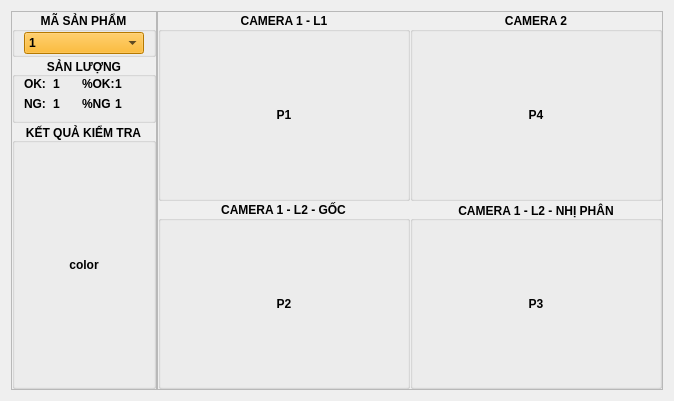
Above: UI/home.ui from hhken572/WRMC before the change. Below: the same form after it.
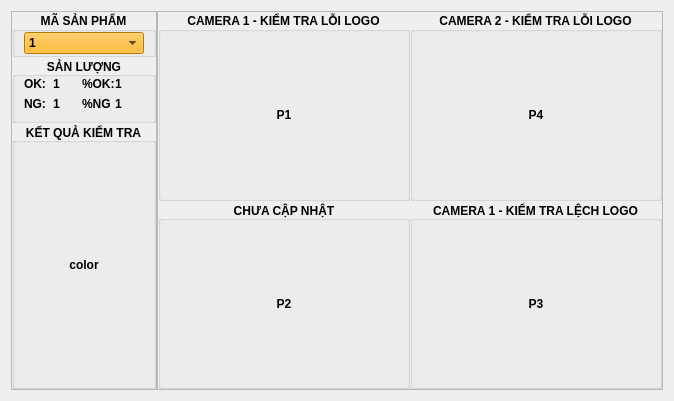
That is the form after the change.

What changed in the file:
```diff
--- a/UI/home.ui
+++ b/UI/home.ui
@@ -286,7 +286,7 @@
             </font>
            </property>
            <property name="title">
-            <string>CAMERA 1 - L1</string>
+            <string>CAMERA 1 - KIỂM TRA LỖI LOGO</string>
            </property>
            <property name="alignment">
             <set>Qt::AlignmentFlag::AlignCenter</set>
@@ -328,7 +328,7 @@
             </font>
            </property>
            <property name="title">
-            <string>CAMERA 2</string>
+            <string>CAMERA 2 - KIỂM TRA LỖI LOGO</string>
            </property>
            <property name="alignment">
             <set>Qt::AlignmentFlag::AlignCenter</set>
@@ -370,7 +370,7 @@
             </font>
            </property>
            <property name="title">
-            <string>CAMERA 1 - L2 - GỐC</string>
+            <string>CHƯA CẬP NHẬT</string>
            </property>
            <property name="alignment">
             <set>Qt::AlignmentFlag::AlignCenter</set>
@@ -417,7 +417,7 @@
             </font>
            </property>
            <property name="title">
-            <string>CAMERA 1 - L2 - NHỊ PHÂN</string>
+            <string>CAMERA 1 - KIỂM TRA LỆCH LOGO</string>
            </property>
            <property name="alignment">
             <set>Qt::AlignmentFlag::AlignCenter</set>
```
